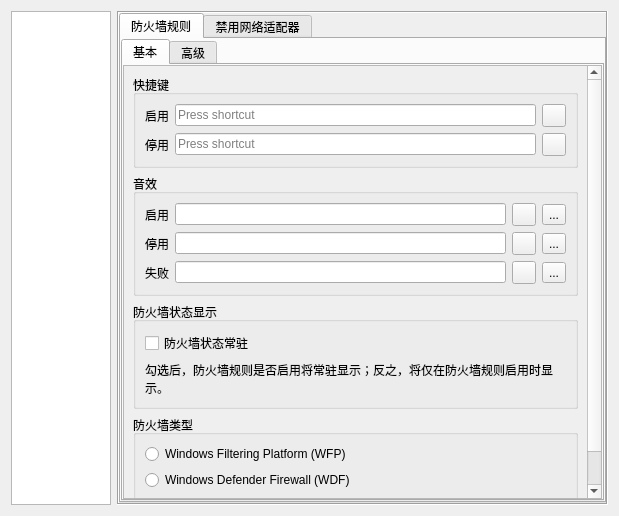
Before: the Qt Designer form EliteSpeedrunTool/SettingDialog.ui in GTA5Oracle/EliteSpeedrunTool, drawn with Qt 5.
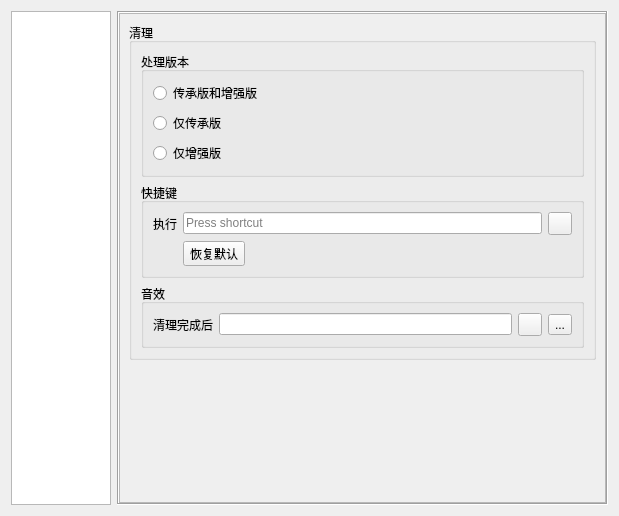
After: the same form once the commit is applied. Icons and pictures are not drawn. Custom widgets are drawn as their Qt base class.

```diff
--- a/EliteSpeedrunTool/SettingDialog.ui
+++ b/EliteSpeedrunTool/SettingDialog.ui
@@ -46,7 +46,7 @@
       <enum>QFrame::Shadow::Sunken</enum>
      </property>
      <property name="currentIndex">
-      <number>3</number>
+      <number>7</number>
      </property>
      <widget class="QWidget" name="pageGeneral">
       <layout class="QVBoxLayout" name="verticalLayout_21">
@@ -1191,8 +1191,8 @@
                    <rect>
                     <x>0</x>
                     <y>0</y>
-                    <width>521</width>
-                    <height>452</height>
+                    <width>196</width>
+                    <height>405</height>
                    </rect>
                   </property>
                   <layout class="QVBoxLayout" name="verticalLayout_14">
@@ -2225,6 +2225,164 @@
        </item>
       </layout>
      </widget>
+     <widget class="QWidget" name="pagePcSettings">
+      <layout class="QVBoxLayout" name="verticalLayoutPcSettings">
+       <property name="leftMargin">
+        <number>0</number>
+       </property>
+       <property name="topMargin">
+        <number>0</number>
+       </property>
+       <property name="rightMargin">
+        <number>0</number>
+       </property>
+       <property name="bottomMargin">
+        <number>0</number>
+       </property>
+       <item>
+        <widget class="QScrollArea" name="scrollAreaPcSettings">
+         <property name="widgetResizable">
+          <bool>true</bool>
+         </property>
+         <widget class="QWidget" name="scrollAreaWidgetContentsPcSettings">
+          <property name="geometry">
+           <rect>
+            <x>0</x>
+            <y>0</y>
+            <width>529</width>
+            <height>498</height>
+           </rect>
+          </property>
+          <layout class="QVBoxLayout" name="verticalLayoutPcSettingsContents">
+           <item>
+            <widget class="QGroupBox" name="groupBox_34">
+             <property name="title">
+              <string>清理</string>
+             </property>
+             <layout class="QVBoxLayout" name="verticalLayout_47">
+              <item>
+               <widget class="QGroupBox" name="groupBoxPcSettingsEdition">
+                <property name="title">
+                 <string>处理版本</string>
+                </property>
+                <layout class="QVBoxLayout" name="verticalLayoutPcSettingsEdition">
+                 <item>
+                  <widget class="QRadioButton" name="rbPcSettingsBoth">
+                   <property name="text">
+                    <string>传承版和增强版</string>
+                   </property>
+                  </widget>
+                 </item>
+                 <item>
+                  <widget class="QRadioButton" name="rbPcSettingsLegacy">
+                   <property name="text">
+                    <string>仅传承版</string>
+                   </property>
+                  </widget>
+                 </item>
+                 <item>
+                  <widget class="QRadioButton" name="rbPcSettingsEnhanced">
+                   <property name="text">
+                    <string>仅增强版</string>
+                   </property>
+                  </widget>
+                 </item>
+                </layout>
+               </widget>
+              </item>
+              <item>
+               <widget class="QGroupBox" name="groupBoxPcSettingsHotkey">
+                <property name="title">
+                 <string>快捷键</string>
+                </property>
+                <layout class="QGridLayout" name="gridLayoutPcSettingsHotkey">
+                 <item row="0" column="0">
+                  <widget class="QLabel" name="labelPcSettingsExecute">
+                   <property name="text">
+                    <string>执行</string>
+                   </property>
+                  </widget>
+                 </item>
+                 <item row="0" column="1">
+                  <widget class="QKeySequenceEdit" name="keySeqPcSettings"/>
+                 </item>
+                 <item row="0" column="2">
+                  <widget class="QToolButton" name="tbClearPcSettingsHotkeyEdit">
+                   <property name="toolTip">
+                    <string>清空</string>
+                   </property>
+                   <property name="icon">
+                    <iconset resource="resource.qrc">
+                     <normaloff>:/image/ic_cancel.ico</normaloff>:/image/ic_cancel.ico</iconset>
+                   </property>
+                  </widget>
+                 </item>
+                 <item row="1" column="1">
+                  <widget class="QToolButton" name="tbResetPcSettingsHotkeyEdit">
+                   <property name="text">
+                    <string>恢复默认</string>
+                   </property>
+                  </widget>
+                 </item>
+                </layout>
+               </widget>
+              </item>
+              <item>
+               <widget class="QGroupBox" name="groupBoxPcSettingsSound">
+                <property name="title">
+                 <string>音效</string>
+                </property>
+                <layout class="QGridLayout" name="gridLayoutPcSettingsSound">
+                 <item row="0" column="0">
+                  <widget class="QLabel" name="labelPcSettingsCleanSound">
+                   <property name="text">
+                    <string>清理完成后</string>
+                   </property>
+                  </widget>
+                 </item>
+                 <item row="0" column="1">
+                  <widget class="QLineEdit" name="lePcSettingsCleanSoundPath"/>
+                 </item>
+                 <item row="0" column="2">
+                  <widget class="QToolButton" name="tbPcSettingsPlayCleanSound">
+                   <property name="icon">
+                    <iconset resource="resource.qrc">
+                     <normaloff>:/image/ic_sound.ico</normaloff>:/image/ic_sound.ico</iconset>
+                   </property>
+                  </widget>
+                 </item>
+                 <item row="0" column="3">
+                  <widget class="QToolButton" name="tbPcSettingsSelectCleanSound">
+                   <property name="text">
+                    <string notr="true">...</string>
+                   </property>
+                  </widget>
+                 </item>
+                </layout>
+               </widget>
+              </item>
+             </layout>
+            </widget>
+           </item>
+           <item>
+            <spacer name="verticalSpacerPcSettings">
+             <property name="orientation">
+              <enum>Qt::Orientation::Vertical</enum>
+             </property>
+             <property name="sizeHint" stdset="0">
+              <size>
+               <width>20</width>
+               <height>1</height>
+              </size>
+             </property>
+            </spacer>
+           </item>
+          </layout>
+         </widget>
+        </widget>
+       </item>
+      </layout>
+     </widget>
      <widget class="QWidget" name="pageCloseGameImmediately">
       <layout class="QVBoxLayout" name="verticalLayout_29">
        <property name="leftMargin">
```
Left out of the diff: 17 changed lines with no effect on the pictures.
